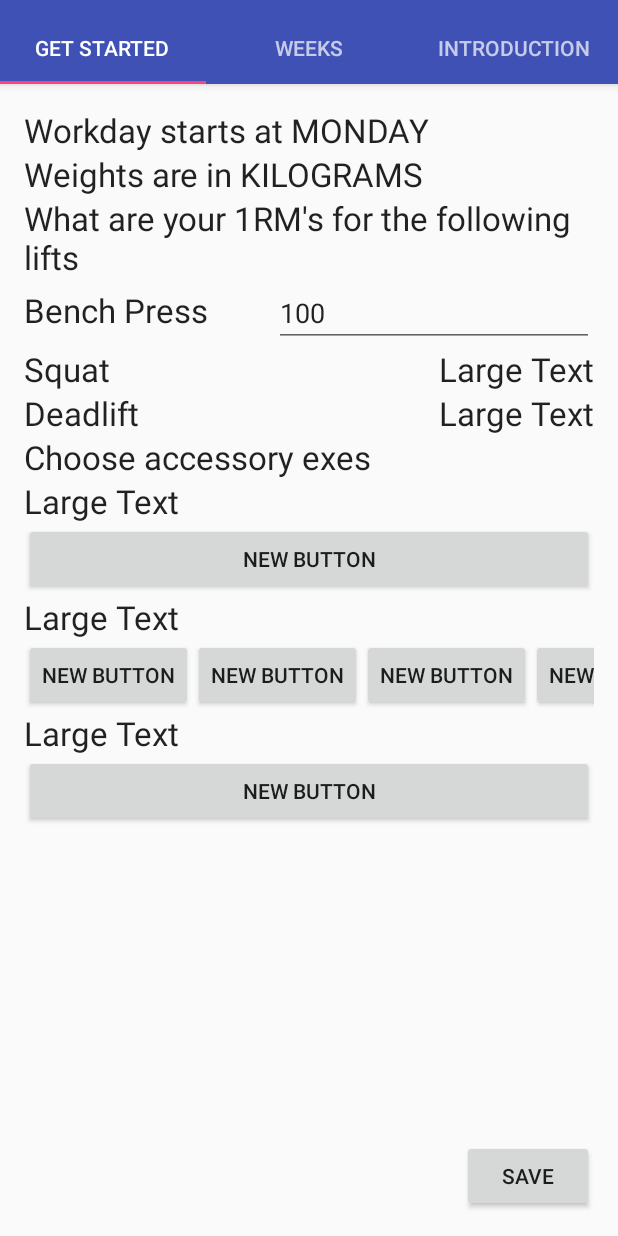
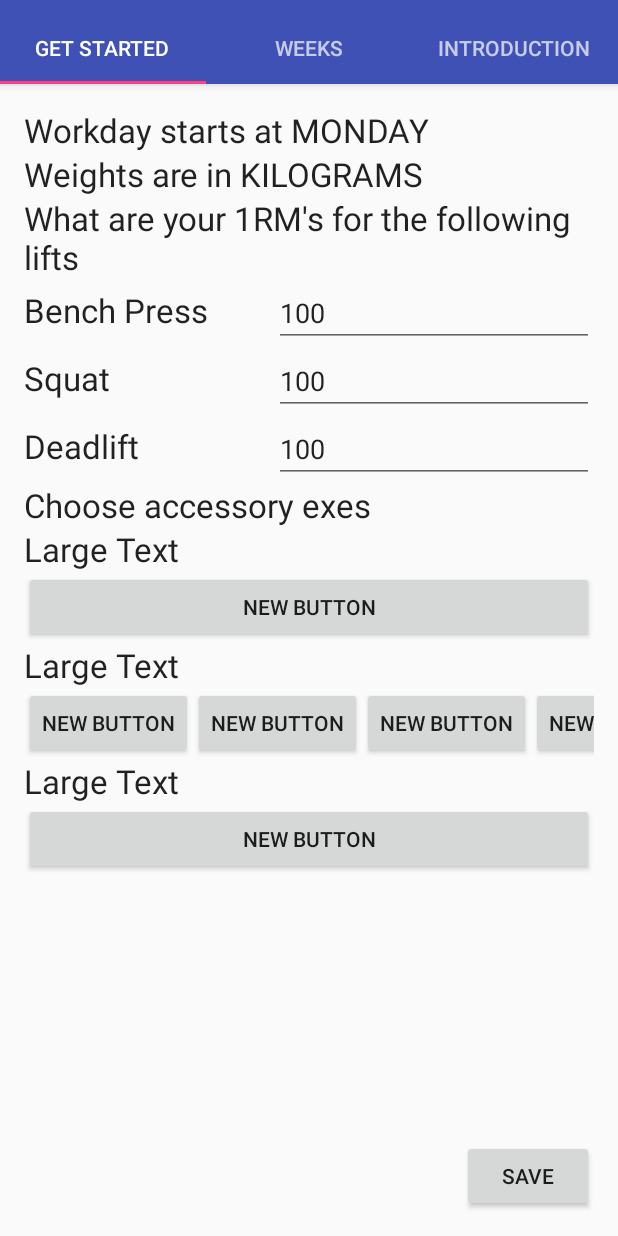
Before and after one commit to MuffinDude/CanditoWorkout, an Android app: the screen it shows after launch (MainActivity), after a tap on "SAVE", on a phone screen of 412 x 824 dp. Run offline under Robolectric (Android 15) with nearby library versions, the phone set to English and light mode, and no system bars.

```diff
--- a/app/src/main/java/longerinoentertainment/canditoworkout/MainTabInsert.java
+++ b/app/src/main/java/longerinoentertainment/canditoworkout/MainTabInsert.java
@@ -27,7 +27,10 @@ public class MainTabInsert extends Fragment {
     public static double squat;
     public static double deadlift;
     public Button save;
-    public EditText editText;
+    public EditText editTextBench;
+    public EditText editTextSquat;
+    public EditText editTextDeadlift;
+
     public String path = Environment.getExternalStorageDirectory().getAbsolutePath() + "/CanditoWorkoutApp";
 
 
@@ -36,7 +39,11 @@ public class MainTabInsert extends Fragment {
         final View insertTab = inflater.inflate(R.layout.activity_main_tab_insert, container, false);
 
         save = (Button) insertTab.findViewById(R.id.saveButton);
-        editText = (EditText) insertTab.findViewById(R.id.editText);
+        editTextBench = (EditText) insertTab.findViewById(R.id.editTextBench);
+        editTextSquat = (EditText) insertTab.findViewById(R.id.editTextSquat);
+        editTextDeadlift = (EditText) insertTab.findViewById(R.id.editTextDeadlift);
+
+
         final File dir = new File(getContext().getFilesDir() + "/CanditoWorkoutApp");
         dir.mkdirs();
 
@@ -44,13 +51,16 @@ public class MainTabInsert extends Fragment {
             @Override
             public void onClick(View view) {
                 final File file = new File(dir, "savedFile.txt");
-                String [] saveText = String.valueOf(editText.getText()).split(System.getProperty("line.separator"));
-
+                //String [] saveText = String.valueOf(editTextBench.getText()).split(System.getProperty("line.separator"));
+                String[] saveText = new String[3];
+                saveText[0] = String.valueOf(editTextBench.getText());
+                saveText[1] = String.valueOf(editTextSquat.getText());
+                saveText[2] = String.valueOf(editTextDeadlift.getText());
 
 
 
                 Save(file, saveText);
-                Toast.makeText(getContext(), "Saved" + editText.getText(), Toast.LENGTH_SHORT).show();
+                Toast.makeText(getContext(), "Saved" + editTextBench.getText(), Toast.LENGTH_SHORT).show();
                 readFromFile(file);
             }
         });
@@ -75,12 +85,12 @@ public class MainTabInsert extends Fragment {
             try{
                 for (int i = 0; i<data.length; i++){
                     assert fos != null;
+                    System.out.println(data[i] + "vaata mind pls");
                     fos.write(data[i].getBytes());
                     if (i < data.length-1){
                         fos.write("\n".getBytes());
                     }
-                } fos.write(' ');
-                System.out.println("salvestas h2sti");
+                }// fos.write(' ');
 
             }
             catch (IOException e) {e.printStackTrace();}
@@ -99,23 +109,26 @@ public class MainTabInsert extends Fragment {
     }
 
     public static void readFromFile(File file){
-    StringBuilder text = new StringBuilder();
+    String[] values = new String[3];
     try {
         BufferedReader br = new BufferedReader(new FileReader(file));
         String line;
-
+        int i = 0;
         while ((line = br.readLine()) != null){
-            text.append(line);
-            text.append('\n');
+            values[i] = line;
+            i++;
         }
         br.close();
-        benchPress = Double.parseDouble(text.toString());
-
+        benchPress = Double.parseDouble(values[0]);
+        squat = Double.parseDouble(values[1]);
+        deadlift = Double.parseDouble(values[2]);
     }
     catch (IOException e){
 
     }
-        System.out.println(benchPress + "hahahahahahaha");
+        System.out.println(benchPress + " bench press");
+        System.out.println(squat + " squat");
+        System.out.println(deadlift + " deadlift");
     }
 
 }
--- a/app/src/main/res/layout/activity_main_tab_insert.xml
+++ b/app/src/main/res/layout/activity_main_tab_insert.xml
@@ -59,7 +59,7 @@
                 android:layout_height="wrap_content"
                 android:inputType="number"
                 android:ems="10"
-                android:id="@+id/editText"
+                android:id="@+id/editTextBench"
                 android:layout_column="1"
                 android:text="100" />
 
@@ -76,15 +76,15 @@
                 android:layout_column="0"
                 android:layout_weight="1" />
 
-            <TextView
+            <EditText
                 android:layout_width="wrap_content"
                 android:layout_height="wrap_content"
-                android:textAppearance="?android:attr/textAppearanceLarge"
-                android:text="Large Text"
-                android:id="@+id/textView8"
+                android:inputType="number"
+                android:ems="10"
+                android:id="@+id/editTextSquat"
                 android:layout_column="1"
-                android:layout_weight="2"
-                android:gravity="right" />
+                android:text="100" />
+
         </TableRow>
 
         <TableRow
@@ -98,15 +98,15 @@
                 android:layout_column="0"
                 android:layout_weight="1" />
 
-            <TextView
+            <EditText
                 android:layout_width="wrap_content"
                 android:layout_height="wrap_content"
-                android:textAppearance="?android:attr/textAppearanceLarge"
-                android:text="Large Text"
-                android:id="@+id/textView10"
+                android:inputType="number"
+                android:ems="10"
+                android:id="@+id/editTextDeadlift"
                 android:layout_column="1"
-                android:layout_weight="2"
-                android:gravity="right" />
+                android:text="100" />
+
         </TableRow>
     </TableLayout>
 
--- a/build.gradle
+++ b/build.gradle
@@ -5,7 +5,7 @@ buildscript {
         jcenter()
     }
     dependencies {
-        classpath 'com.android.tools.build:gradle:2.1.0'
+        classpath 'com.android.tools.build:gradle:2.1.2'
 
         // NOTE: Do not place your application dependencies here; they belong
         // in the individual module build.gradle files
```
